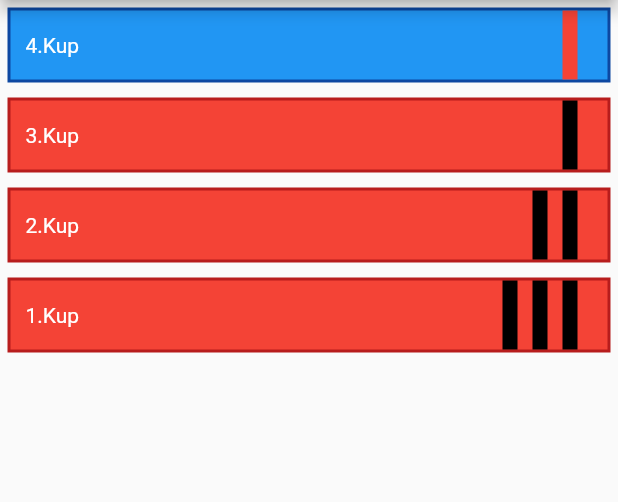
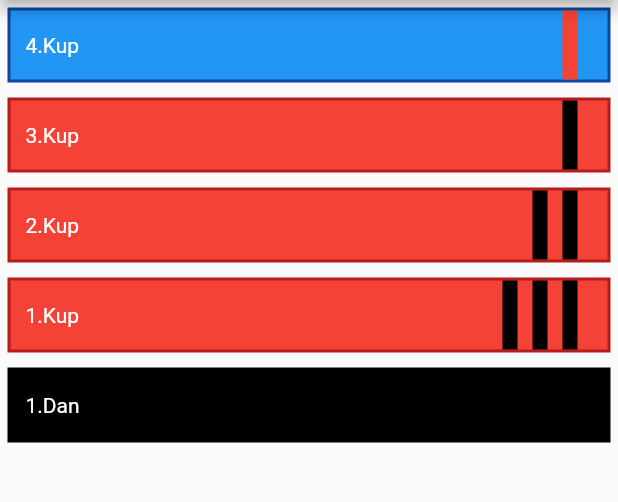
Before and after one commit to toke-dk/taekwondo_pensum, a Flutter app: the screen it shows after launch, on a phone screen of 412 x 824 dp, the part 84-586 px from its top. Run offline on Flutter 3.47's test engine with Material 2 defaults, Android fonts, the phone set to English and light mode, and no system bars.

Commit message:
created 1.dan

```diff
--- a/lib/HomeWidget.dart
+++ b/lib/HomeWidget.dart
@@ -3,17 +3,19 @@ import 'package:taekwondopensum/MakeBelt.dart';
 import 'package:taekwondopensum/pages/IngameWidget.dart';
 
 class HomeWidget extends StatelessWidget {
-
   final kup4 = {
     'Beom-seogi': 'Tigerstand',
     'Bo-jumeok joonbi-seogi': 'Dækket næve retstand',
     'Mo seogi': 'Spids stand',
-    'Batangson geodureo momtong an-makki': 'Håndrods blokering m. støtte i midtersektion (modsatarm/ben)',
+    'Batangson geodureo momtong an-makki':
+        'Håndrods blokering m. støtte i midtersektion (modsatarm/ben)',
     'Eotgeoreo area makki': 'Krydshånds blokering i lav sektion',
     'Gawi-makki': 'Sakse blokering',
-    'Doo-jumeok jecheo-jireugi': 'Dobbelt slag m. knyttet næve m. håndfladerne opad',
+    'Doo-jumeok jecheo-jireugi':
+        'Dobbelt slag m. knyttet næve m. håndfladerne opad',
     'Momtong hechyo-makki': 'Udadgående adskille blokering',
-    'Geodeureo deung jumeok eolgul ap-chigi': 'Omvendt knoslag i høj sektion m. støtte',
+    'Geodeureo deung jumeok eolgul ap-chigi':
+        'Omvendt knoslag i høj sektion m. støtte',
     'Sonnal area makki': 'Knivhåndsblokering i lav sektion (dobbelt)',
     'Geodeup-chagi': 'To ens spark m. samme ben',
     'Bada-chagi': 'Blokadespark',
@@ -65,14 +67,22 @@ class HomeWidget extends StatelessWidget {
     'O-ja-seogi': 'T-stand',
     'Pyojeok-jireugi': 'Pletslag',
     'Me-jumeok area pyojeok-chigi': 'Pletslag i lav sektion',
-    'Mooreup-keokki':'Knække knæ',
-    'Pyeonson-keut je-chin-chireugi':'Fingerstik m. håndfladen opad',
-    'An-palmok hechyo-makki':'Adskilleblokering med inderside af underarm',
-    'Twieo ieo seokeo-chagi':'Flyvende blandet spark',
-    'Twieo baggueo-chagi':'Flyvende spark m. bageste ben',
-    'Twieo neomeo chagi':'Flyvende spark over forhindring',
-    'Modeumson-keut':'Femfingerstik',
-    'Keokki':'Knække',
+    'Mooreup-keokki': 'Knække knæ',
+    'Pyeonson-keut je-chin-chireugi': 'Fingerstik m. håndfladen opad',
+    'An-palmok hechyo-makki': 'Adskilleblokering med inderside af underarm',
+    'Twieo ieo seokeo-chagi': 'Flyvende blandet spark',
+    'Twieo baggueo-chagi': 'Flyvende spark m. bageste ben',
+    'Twieo neomeo chagi': 'Flyvende spark over forhindring',
+    'Modeumson-keut': 'Femfingerstik',
+    'Keokki': 'Knække',
+  };
+
+  final dan1 = {
+    'Haktari-seogi': 'Tranestand',
+    'Batangson teok-chigi': 'Slag mod hage m. håndrod',
+    'Keumgang-makki': 'Diamant blokering',
+    'Keun-dolcheogi': 'Stort hængsel (svingslag)',
+    'Santeul-makki': 'Bjerg blokering'
   };
 
   @override
@@ -114,6 +124,11 @@ class HomeWidget extends StatelessWidget {
               text: '1.Kup',
               snip: 3,
             ),
+            Belt(
+              words: dan1,
+              color: Colors.black,
+              text: '1.Dan',
+            )
           ],
         ),
       ),
--- a/lib/MakeBelt.dart
+++ b/lib/MakeBelt.dart
@@ -7,18 +7,24 @@ class Belt extends StatelessWidget {
   final color;
   final Color snipColor;
   final int snip;
-  Belt({this.words, this.color, this.snipColor, this.snip, this.text});
+  Belt(
+      {@required this.words,
+      @required this.color,
+      this.snipColor,
+      this.snip,
+      @required this.text});
 
   @override
   Widget build(BuildContext context) {
-
     Widget snipWidget = Row(
       children: [
         Container(
           width: 10,
           color: snipColor,
         ),
-        SizedBox(width: 10,),
+        SizedBox(
+          width: 10,
+        ),
       ],
     );
 
@@ -27,8 +33,7 @@ class Belt extends StatelessWidget {
         await showDialog(
           context: context,
           builder: (context) => AlertDialog(
-              title:
-              Text('Der kommer ${words.keys.toList().length} spørgsmål'),
+            title: Text('Der kommer ${words.keys.toList().length} spørgsmål'),
             content: Text('Tryk "OK" for at komme igang'),
             actions: <Widget>[
               FlatButton(
@@ -52,10 +57,7 @@ class Belt extends StatelessWidget {
         decoration: BoxDecoration(
             color: color,
             border: Border.all(
-                  color: color[900],
-                  width: 2
-              )
-          ),
+                color: color == Colors.black ? color : color[900], width: 2)),
         child: Container(
           margin: EdgeInsets.symmetric(horizontal: 10),
           child: Row(
@@ -70,24 +72,18 @@ class Belt extends StatelessWidget {
                   Row(
                     children: <Widget>[
                       Builder(builder: (context) {
-                              if(snip == 1){
+                        if (snip == 1) {
                           return snipWidget;
-                              }
-                              else if (snip == 2){
+                        } else if (snip == 2) {
                           return Row(
                             children: [
                               snipWidget,
                               snipWidget,
                             ],
                           );
-                              }
-                              else if (snip == 3) {
+                        } else if (snip == 3) {
                           return Row(
-                                  children: [
-                                    snipWidget,
-                                    snipWidget,
-                                    snipWidget
-                                  ],
+                            children: [snipWidget, snipWidget, snipWidget],
                           );
                         }
                         return Container();
@@ -100,5 +96,6 @@ class Belt extends StatelessWidget {
           ),
         ),
       ),
-      );}
+    );
   }
+}
```
Lines whose indentation alone changed are shown as unchanged.
